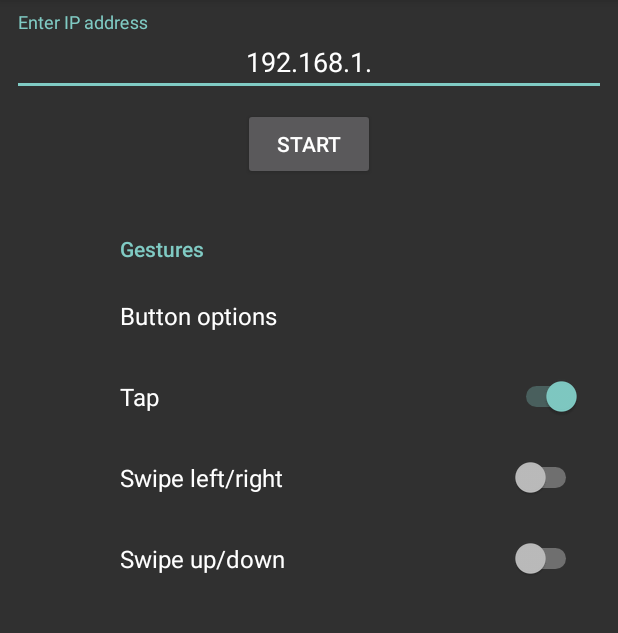
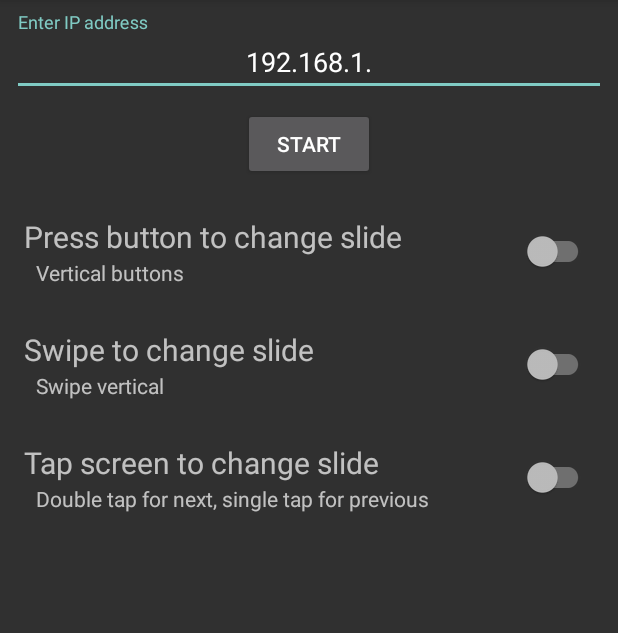
Before and after one commit to jordansoans2002/Church_PPT_controller, an Android app built with Jetpack Compose: the screen it shows after launch (MainActivity), on a phone screen of 412 x 824 dp, the part 84-717 px from its top. Run offline under Robolectric (Android 15) with nearby library versions, the phone set to English and light mode, and no system bars.

Commit message:
able to change slide from mobile app

```diff
--- a/app/src/main/java/com/example/church_ppt_controller/MainActivity.kt
+++ b/app/src/main/java/com/example/church_ppt_controller/MainActivity.kt
@@ -3,41 +3,87 @@ package com.example.church_ppt_controller
 import android.content.Intent
 import android.os.Bundle
 import android.widget.Button
-import androidx.activity.ComponentActivity
-import androidx.activity.compose.setContent
+import android.widget.CompoundButton
+import android.widget.Toast
 import androidx.appcompat.app.AppCompatActivity
-import androidx.compose.foundation.layout.fillMaxSize
-import androidx.compose.material3.MaterialTheme
-import androidx.compose.material3.Surface
-import androidx.compose.material3.Text
-import androidx.compose.runtime.Composable
-import androidx.compose.ui.Modifier
-import androidx.compose.ui.tooling.preview.Preview
-import androidx.preference.PreferenceFragmentCompat
-import com.example.church_ppt_controller.ui.theme.Church_PPT_controllerTheme
+import androidx.appcompat.widget.SwitchCompat
+import androidx.constraintlayout.widget.ConstraintLayout
+import com.example.church_ppt_controller.apiCalls.ApiService
+import com.google.android.material.textfield.TextInputEditText
+import com.google.gson.GsonBuilder
+import okhttp3.ResponseBody
+import retrofit2.Call
+import retrofit2.Callback
+import retrofit2.Response
+import retrofit2.Retrofit
+import retrofit2.converter.gson.GsonConverterFactory
+
 
 class MainActivity : AppCompatActivity() {
+    companion object {
+        lateinit var apiService:ApiService
+        fun getRetrofitInstance(baseURL:String): Retrofit{
+            return Retrofit.Builder()
+                .baseUrl(baseURL)
+                .addConverterFactory(GsonConverterFactory.create(GsonBuilder().create()))
+                .build()
+        }
+    }
+//    private val sharedPref = this.getPreferences(MODE_PRIVATE)
+    private lateinit var switchIds:Array<Int>
+
     override fun onCreate(savedInstanceState: Bundle?) {
         super.onCreate(savedInstanceState)
-        setContentView(R.layout.settings_activity)
-        if (savedInstanceState == null) {
-            supportFragmentManager
-                .beginTransaction()
-                .replace(R.id.settings, GestureSettingsFragment())
-                .commit()
-        }
+        setContentView(R.layout.activity_select_settings)
 
-        val startRemote = findViewById<Button>(R.id.startRemoteButton);
+        val ipAddressBox = findViewById<TextInputEditText>(R.id.ipAddress)
+
+        val startRemote = findViewById<Button>(R.id.startRemoteButton)
         startRemote.setOnClickListener{
+            val ipAddress = ipAddressBox.text.toString()
+            apiService= getRetrofitInstance("http://$ipAddress:7777").create(ApiService::class.java)
+
             val intent = Intent(this,ChangeSlideActivity::class.java)
             startActivity(intent)
         }
 
+        switchIds = arrayOf(R.id.buttonSwitch,R.id.swipeSwitch,R.id.tapSwitch)
+
+        val button = findViewById<ConstraintLayout>(R.id.button)
+        val buttonSwitch = findViewById<SwitchCompat>(R.id.buttonSwitch)
+        buttonSwitch.setOnClickListener{ view ->onSwitchClicked(view as CompoundButton) }
+
+        val swipe = findViewById<ConstraintLayout>(R.id.swipe)
+        val swipeSwitch = findViewById<SwitchCompat>(R.id.swipeSwitch)
+        swipeSwitch.setOnClickListener{ view ->onSwitchClicked(view as CompoundButton) }
+
+        val tap = findViewById<ConstraintLayout>(R.id.tap)
+        val tapSwitch = findViewById<SwitchCompat>(R.id.tapSwitch)
+        tapSwitch.setOnClickListener{ view ->onSwitchClicked(view as CompoundButton) }
+
     }
 
-    class GestureSettingsFragment : PreferenceFragmentCompat() {
-        override fun onCreatePreferences(savedInstanceState: Bundle?, rootKey: String?) {
-            setPreferencesFromResource(R.xml.slide_change_preferences, rootKey)
+    private fun onSwitchClicked(switch: CompoundButton){
+        if (!switch.isChecked){
+            switch.isChecked = true
+            Toast.makeText(
+                this,
+                "At least one gesture must be selected. Select a different option to change",
+                Toast.LENGTH_LONG
+            ).show()
+        } else {
+            for (id in switchIds){
+                if(id != switch.id) {
+                    findViewById<SwitchCompat>(id).isChecked = false
+                }
+            }
+            Toast.makeText(
+                this,
+                "Only one gesture can be selected",
+                Toast.LENGTH_SHORT
+            ).show()
+
+            // TODO write to DataStore
         }
     }
 }
--- /dev/null
+++ b/app/src/main/java/com/example/church_ppt_controller/apiCalls/ApiService.kt
@@ -0,0 +1,23 @@
+package com.example.church_ppt_controller.apiCalls;
+
+
+import com.example.church_ppt_controller.models.Slide
+import com.google.gson.annotations.SerializedName
+import okhttp3.ResponseBody
+import retrofit2.Call
+import retrofit2.http.Body;
+import retrofit2.http.POST;
+import retrofit2.Response
+import retrofit2.http.GET
+
+interface ApiService {
+
+    @GET("/")
+    fun testApiCall():Call<ResponseBody>
+
+    @GET("/current_slide")
+    fun getCurrentSlide(@Body body: Map<String, String>): Response<Slide>
+
+    @POST("/change_slide")
+    fun changeSlide(@Body body: Map<String, @JvmSuppressWildcards Any>): Call<ResponseBody>
+}
--- /dev/null
+++ b/app/src/main/res/layout/activity_select_settings.xml
@@ -0,0 +1,146 @@
+<androidx.constraintlayout.widget.ConstraintLayout xmlns:android="http://schemas.android.com/apk/res/android"
+    xmlns:app="http://schemas.android.com/apk/res-auto"
+    android:layout_width="match_parent"
+    android:layout_height="match_parent"
+    android:gravity="center"
+    android:padding="8dp">
+
+    <com.google.android.material.textfield.TextInputLayout
+        android:id="@+id/textInputLayout"
+        android:layout_width="0dp"
+        android:layout_height="wrap_content"
+        app:layout_constraintBottom_toTopOf="@id/startRemoteButton"
+        app:layout_constraintEnd_toEndOf="parent"
+        app:layout_constraintStart_toStartOf="parent"
+        app:layout_constraintTop_toTopOf="parent">
+
+        <com.google.android.material.textfield.TextInputEditText
+            android:id="@+id/ipAddress"
+            android:layout_width="match_parent"
+            android:layout_height="match_parent"
+            android:hint="Enter IP address"
+            android:text="192.168.1."
+            android:textAlignment="center" />
+    </com.google.android.material.textfield.TextInputLayout>
+
+    <Button
+        android:id="@+id/startRemoteButton"
+        android:layout_width="wrap_content"
+        android:layout_height="0dp"
+        android:layout_marginTop="8dp"
+        android:text="Start"
+        app:layout_constraintEnd_toEndOf="@id/textInputLayout"
+        app:layout_constraintStart_toStartOf="@id/textInputLayout"
+        app:layout_constraintTop_toBottomOf="@+id/textInputLayout" />
+
+    <androidx.constraintlayout.widget.ConstraintLayout
+        android:id="@+id/button"
+        android:layout_width="match_parent"
+        android:layout_height="wrap_content"
+        android:padding="8dp"
+        android:layout_marginTop="16dp"
+        app:layout_constraintEnd_toEndOf="parent"
+        app:layout_constraintStart_toStartOf="parent"
+        app:layout_constraintTop_toBottomOf="@id/startRemoteButton">
+
+        <TextView
+            android:text="Press button to change slide"
+            android:textSize="20sp"
+            android:layout_width="wrap_content"
+            android:layout_height="wrap_content"
+            app:layout_constraintStart_toStartOf="parent"
+            app:layout_constraintTop_toTopOf="parent" />
+
+        <TextView
+            android:layout_width="wrap_content"
+            android:layout_height="wrap_content"
+            android:layout_marginStart="8dp"
+            android:text="Vertical buttons"
+            android:textSize="14sp"
+            app:layout_constraintBottom_toBottomOf="parent"
+            app:layout_constraintStart_toStartOf="parent" />
+
+        <androidx.appcompat.widget.SwitchCompat
+            android:id="@+id/buttonSwitch"
+            android:layout_width="wrap_content"
+            android:layout_height="wrap_content"
+            app:layout_constraintBottom_toBottomOf="parent"
+            app:layout_constraintEnd_toEndOf="parent"
+            app:layout_constraintTop_toTopOf="parent"
+            android:layout_marginVertical="10dp"/>
+    </androidx.constraintlayout.widget.ConstraintLayout>
+
+    <androidx.constraintlayout.widget.ConstraintLayout
+        android:id="@+id/swipe"
+        android:layout_width="match_parent"
+        android:layout_height="wrap_content"
+        android:padding="8dp"
+        android:layout_marginTop="12dp"
+        app:layout_constraintEnd_toEndOf="parent"
+        app:layout_constraintStart_toStartOf="parent"
+        app:layout_constraintTop_toBottomOf="@id/button">
+
+        <TextView
+            android:text="Swipe to change slide"
+            android:textSize="20sp"
+            android:layout_width="wrap_content"
+            android:layout_height="wrap_content"
+            app:layout_constraintStart_toStartOf="parent"
+            app:layout_constraintTop_toTopOf="parent" />
+
+        <TextView
+            android:text="Swipe vertical"
+            android:textSize="14sp"
+            android:layout_width="wrap_content"
+            android:layout_height="wrap_content"
+            android:layout_marginStart="8dp"
+            app:layout_constraintBottom_toBottomOf="parent"
+            app:layout_constraintStart_toStartOf="parent" />
+
+        <androidx.appcompat.widget.SwitchCompat
+            android:id="@+id/swipeSwitch"
+            android:layout_width="wrap_content"
+            android:layout_height="wrap_content"
+            app:layout_constraintBottom_toBottomOf="parent"
+            app:layout_constraintEnd_toEndOf="parent"
+            app:layout_constraintTop_toTopOf="parent"
+            android:layout_marginVertical="10dp"/>
+    </androidx.constraintlayout.widget.ConstraintLayout>
+
+    <androidx.constraintlayout.widget.ConstraintLayout
+        android:id="@+id/tap"
+        android:layout_width="match_parent"
+        android:layout_height="wrap_content"
+        android:padding="8dp"
+        android:layout_marginTop="12dp"
+        app:layout_constraintEnd_toEndOf="parent"
+        app:layout_constraintStart_toStartOf="parent"
+        app:layout_constraintTop_toBottomOf="@id/swipe">
+
+        <TextView
+            android:text="Tap screen to change slide"
+            android:textSize="20sp"
+            android:layout_width="wrap_content"
+            android:layout_height="wrap_content"
+            app:layout_constraintStart_toStartOf="parent"
+            app:layout_constraintTop_toTopOf="parent" />
+
+        <TextView
+            android:layout_width="wrap_content"
+            android:layout_height="wrap_content"
+            android:layout_marginStart="8dp"
+            android:text="Double tap for next, single tap for previous"
+            android:textSize="14sp"
+            app:layout_constraintBottom_toBottomOf="parent"
+            app:layout_constraintStart_toStartOf="parent" />
+
+        <androidx.appcompat.widget.SwitchCompat
+            android:id="@+id/tapSwitch"
+            android:layout_width="wrap_content"
+            android:layout_height="wrap_content"
+            android:layout_marginVertical="10dp"
+            app:layout_constraintBottom_toBottomOf="parent"
+            app:layout_constraintEnd_toEndOf="parent"
+            app:layout_constraintTop_toTopOf="parent" />
+    </androidx.constraintlayout.widget.ConstraintLayout>
+</androidx.constraintlayout.widget.ConstraintLayout>
--- a/app/src/main/res/layout/settings_activity.xml
+++ /dev/null
@@ -1,46 +0,0 @@
-<androidx.constraintlayout.widget.ConstraintLayout xmlns:android="http://schemas.android.com/apk/res/android"
-    xmlns:app="http://schemas.android.com/apk/res-auto"
-    xmlns:tools="http://schemas.android.com/tools"
-    android:id="@+id/linearLayout"
-    android:layout_width="match_parent"
-    android:layout_height="match_parent"
-    android:gravity="center"
-    android:padding="8dp">
-
-    <com.google.android.material.textfield.TextInputLayout
-        android:id="@+id/textInputLayout"
-        android:layout_width="0dp"
-        android:layout_height="wrap_content"
-        app:layout_constraintBottom_toTopOf="@id/startRemoteButton"
-        app:layout_constraintEnd_toEndOf="parent"
-        app:layout_constraintStart_toStartOf="parent"
-        app:layout_constraintTop_toTopOf="parent">
-
-        <com.google.android.material.textfield.TextInputEditText
-            android:layout_width="match_parent"
-            android:layout_height="match_parent"
-            android:hint="Enter IP address"
-            android:text="192.168.1."
-            android:textAlignment="center" />
-    </com.google.android.material.textfield.TextInputLayout>
-
-    <Button
-        android:id="@+id/startRemoteButton"
-        android:layout_width="wrap_content"
-        android:layout_height="0dp"
-        android:layout_marginTop="8dp"
-        android:text="Start"
-        app:layout_constraintEnd_toEndOf="@id/textInputLayout"
-        app:layout_constraintStart_toStartOf="@id/textInputLayout"
-        app:layout_constraintTop_toBottomOf="@+id/textInputLayout" />
-
-    <FrameLayout
-        android:id="@+id/settings"
-        android:layout_width="0dp"
-        android:layout_height="0dp"
-        android:layout_marginTop="12dp"
-        app:layout_constraintBottom_toBottomOf="parent"
-        app:layout_constraintEnd_toEndOf="parent"
-        app:layout_constraintStart_toStartOf="parent"
-        app:layout_constraintTop_toBottomOf="@+id/startRemoteButton" />
-</androidx.constraintlayout.widget.ConstraintLayout>
--- a/app/src/main/res/xml/slide_change_preferences.xml
+++ b/app/src/main/res/xml/slide_change_preferences.xml
@@ -1,28 +1,29 @@
 <?xml version="1.0" encoding="utf-8"?>
-<PreferenceScreen xmlns:android="http://schemas.android.com/apk/res/android">
+<PreferenceScreen xmlns:android="http://schemas.android.com/apk/res/android"
+    xmlns:app="http://schemas.android.com/apk/res-auto">
 
     <PreferenceCategory
         android:layout_width="wrap_content"
         android:layout_height="wrap_content"
         android:title="Gestures">
 
+        <SwitchPreference
+            android:key="pressButton"
+            android:title="Press button"
+            android:defaultValue="true" />
+        <SwitchPreference
+            android:key="swipeHorizontal"
+            android:title="Swipe left/right"
+            android:defaultValue="false" />
+        <SwitchPreference
+            android:key="swipeVertical"
+            android:title="Swipe up/down"
+            android:defaultValue="false" />
         <ListPreference
+            android:key="buttonDisplayOptions"
+            android:title="Button options"
             android:defaultValue="1"
             android:entries="@array/button_display_entries"
-            android:entryValues="@array/button_display_values"
-            android:key="buttonDisplayOptions"
-            android:title="Button options" />
-        <SwitchPreference
-            android:defaultValue="true"
-            android:key="tapToChange"
-            android:title="Tap" />
-        <SwitchPreference
-            android:defaultValue="false"
-            android:key="swipeHorizontalToChange"
-            android:title="Swipe left/right" />
-        <SwitchPreference
-            android:defaultValue="false"
-            android:key="swipeVerticalToChange"
-            android:title="Swipe up/down" />
+            android:entryValues="@array/button_display_values" />
     </PreferenceCategory>
 </PreferenceScreen>
--- a/build.gradle.kts
+++ b/build.gradle.kts
@@ -1,5 +1,5 @@
 // Top-level build file where you can add configuration options common to all sub-projects/modules.
 plugins {
-    id("com.android.application") version "8.5.1" apply false
+    id("com.android.application") version "8.5.2" apply false
     id("org.jetbrains.kotlin.android") version "1.8.10" apply false
 }
```
Also changed, not shown: app/build.gradle.kts (+17 -0 lines), app/src/main/AndroidManifest.xml (+5 -3 lines), app/src/main/java/com/example/church_ppt_controller/ChangeSlideActivity.kt (+29 -0 lines), app/src/main/java/com/example/church_ppt_controller/GestureSettingsFragment.kt (deleted, +0 -11 lines), app/src/main/java/com/example/church_ppt_controller/models/Slide.kt (added, +15 -0 lines), app/src/main/res/layout/activity_change_slide.xml (+4 -4 lines).
